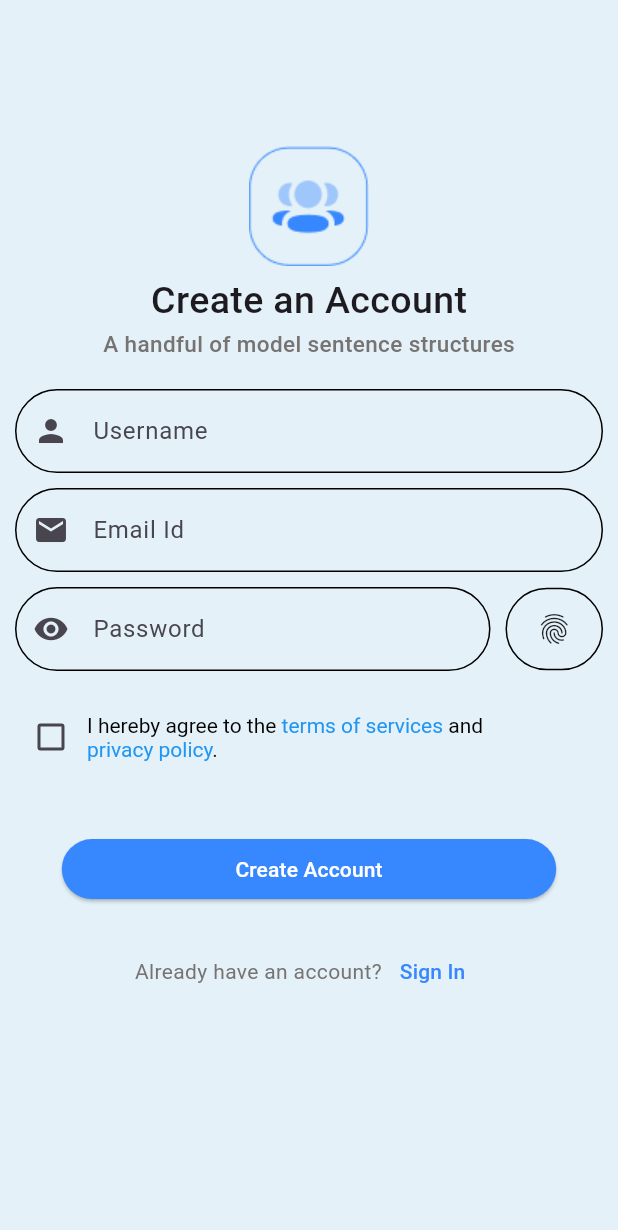
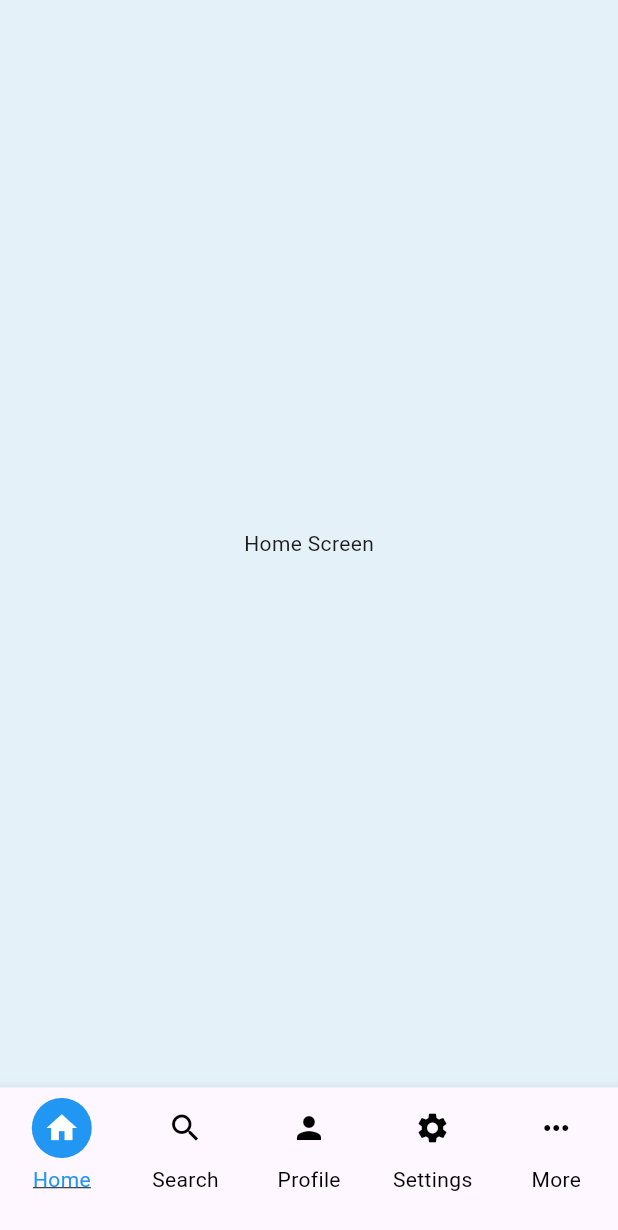
Before and after one commit to AhmedBakryCode/ecommerce, a Flutter app: the screen it shows after launch, on a phone screen of 412 x 824 dp. Shown: the top 1230 px of the screen. Run offline on Flutter 3.47's test engine with Material 3 defaults, Android fonts, the phone set to English and light mode, and no system bars; our stand-ins replace flutter_font_icons, flutter_svg.

Commit message:
search_page done

```diff
--- a/lib/core/constants/routes.dart
+++ b/lib/core/constants/routes.dart
@@ -1,6 +1,8 @@
+
 
 import 'package:e_commerce/modules/create_account/screens/create%20account_screen.dart';
 import 'package:e_commerce/modules/create_account/screens/create_sucess.dart';
+import 'package:e_commerce/modules/search_page/screens/sreach_page.dart';
 import 'package:e_commerce/modules/signup_accouont/screens/sign_up_page.dart';
 import 'package:e_commerce/modules/signup_accouont/screens/signup_methods.dart';
 import 'package:e_commerce/modules/signup_accouont/screens/user_details.dart';
@@ -12,6 +14,7 @@ class AppRoutes {
   static const String accountSuccess = '/account-success';
   static const String signup= '/sign-up';
   static const String userdetails ='/user-details';
+  static const String search='/search';
 
   // Add more routes as needed
   static Map<String, WidgetBuilder> routes = {
@@ -20,6 +23,7 @@ class AppRoutes {
     userdetails: (context)=> UserDetails(),
     signupMethods: (context) => SignupMethods(),
     signup: (context) => SignUpScreen(),
+    search: (context)=> BottomNavBarPage(),
 
   };
 }
--- a/lib/main.dart
+++ b/lib/main.dart
@@ -15,7 +15,7 @@ class MyApp extends StatelessWidget {
   Widget build(BuildContext context) {
 
     return MaterialApp(
-      initialRoute: AppRoutes.createAccount,
+      initialRoute: AppRoutes.search,
       routes: AppRoutes.routes,
       title: 'Flutter Demo',
       debugShowCheckedModeBanner: false,
--- /dev/null
+++ b/lib/modules/search_page/screens/sreach_page.dart
@@ -0,0 +1,71 @@
+import 'package:e_commerce/modules/search_page/screens/search_screen.dart';
+import 'package:flutter/material.dart';
+
+
+class BottomNavBarPage extends StatefulWidget {
+  @override
+  _BottomNavBarPageState createState() => _BottomNavBarPageState();
+}
+
+class _BottomNavBarPageState extends State<BottomNavBarPage> {
+  int _selectedIndex = 0;
+  List<String> _titles = ['Home', 'Search', 'Profile', 'Settings', 'More'];
+
+  // A list of widget screens for navigation
+  final List<Widget> _screens = [
+    Center(child: Text('Home Screen')), // Placeholder for Home
+    SearchScreen(),                      // Call SearchScreen here
+    Center(child: Text('Profile Screen')), // Placeholder for Profile
+    Center(child: Text('Settings Screen')), // Placeholder for Settings
+    Center(child: Text('More Screen')), // Placeholder for More
+  ];
+
+  @override
+  Widget build(BuildContext context) {
+    return Scaffold(
+      body: _screens[_selectedIndex], // Show the selected screen
+      bottomNavigationBar: BottomNavigationBar(
+        type: BottomNavigationBarType.fixed,
+        currentIndex: _selectedIndex,
+        onTap: (index) {
+          setState(() {
+            _selectedIndex = index;
+          });
+        },
+        items: [
+          _buildNavItem(Icons.home, 'Home', 0),
+          _buildNavItem(Icons.search, 'Search', 1),
+          _buildNavItem(Icons.person, 'Profile', 2),
+          _buildNavItem(Icons.settings, 'Settings', 3),
+          _buildNavItem(Icons.more_horiz, 'More', 4),
+        ],
+      ),
+    );
+  }
+
+  BottomNavigationBarItem _buildNavItem(IconData icon, String label, int index) {
+    bool isSelected = _selectedIndex == index;
+    return BottomNavigationBarItem(
+      icon: Column(
+        children: [
+          CircleAvatar(
+            backgroundColor: isSelected ? Colors.blue : Colors.transparent,
+            child: Icon(
+              icon,
+              color: isSelected ? Colors.white : Colors.black,
+            ),
+          ),
+          SizedBox(height: 4),
+          Text(
+            label,
+            style: TextStyle(
+              color: isSelected ? Colors.blue : Colors.black,
+              decoration: isSelected ? TextDecoration.underline : TextDecoration.none,
+            ),
+          ),
+        ],
+      ),
+      label: '',
+    );
+  }
+}
--- a/pubspec.yaml
+++ b/pubspec.yaml
@@ -30,6 +30,7 @@ flutter:
 
   assets:
     - assets/
+    - assets/categories/
   fonts:
     - family: DM Sans
       fonts:
```
Also changed, not shown: lib/core/constants/assets.dart (+12 -4 lines), lib/modules/search_page/components/crid_item.dart (added, +49 -0 lines), lib/modules/search_page/components/job_categories.dart (added, +39 -0 lines), lib/modules/search_page/components/search_bar.dart (added, +22 -0 lines), lib/modules/search_page/components/top_search.dart (added, +40 -0 lines), lib/modules/search_page/screens/search_screen.dart (added, +20 -0 lines), assets/categories/3D animation.png (added), assets/categories/Calligraphy & lettering.png (added), assets/categories/Photography.png (added), assets/categories/UX design.png (added), assets/categories/interior design.png (added), assets/categories/marketing.png (added), assets/categories/traditional art.png (added), assets/categories/web develop.png (added).
